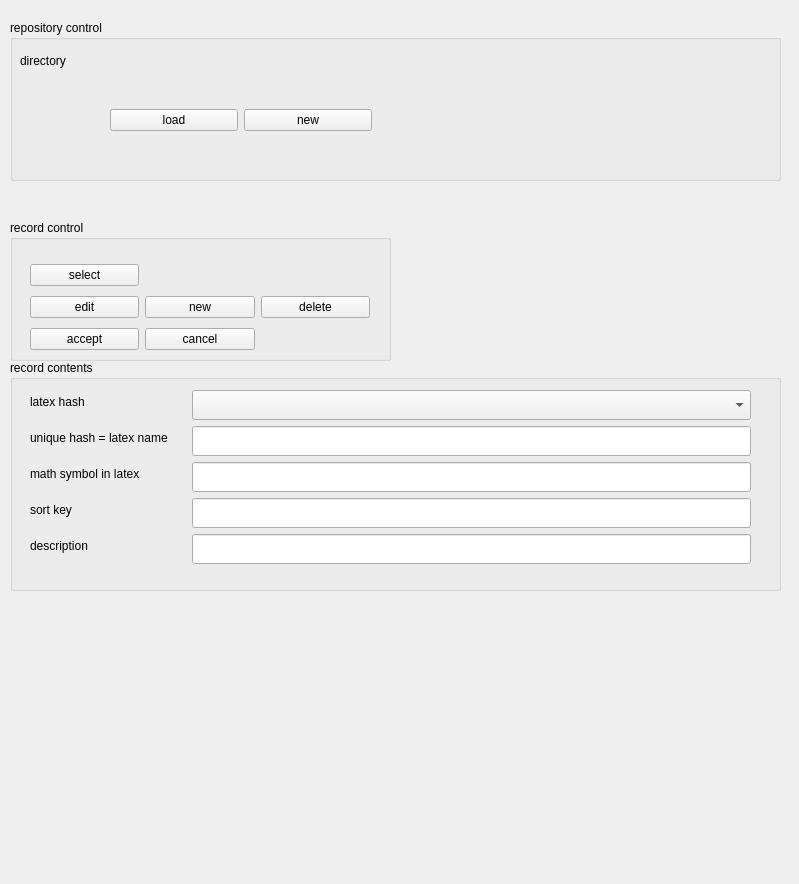
heinz-preisig/ScriptSymbolDefs_v4, file src/editor.ui: the form before one commit.
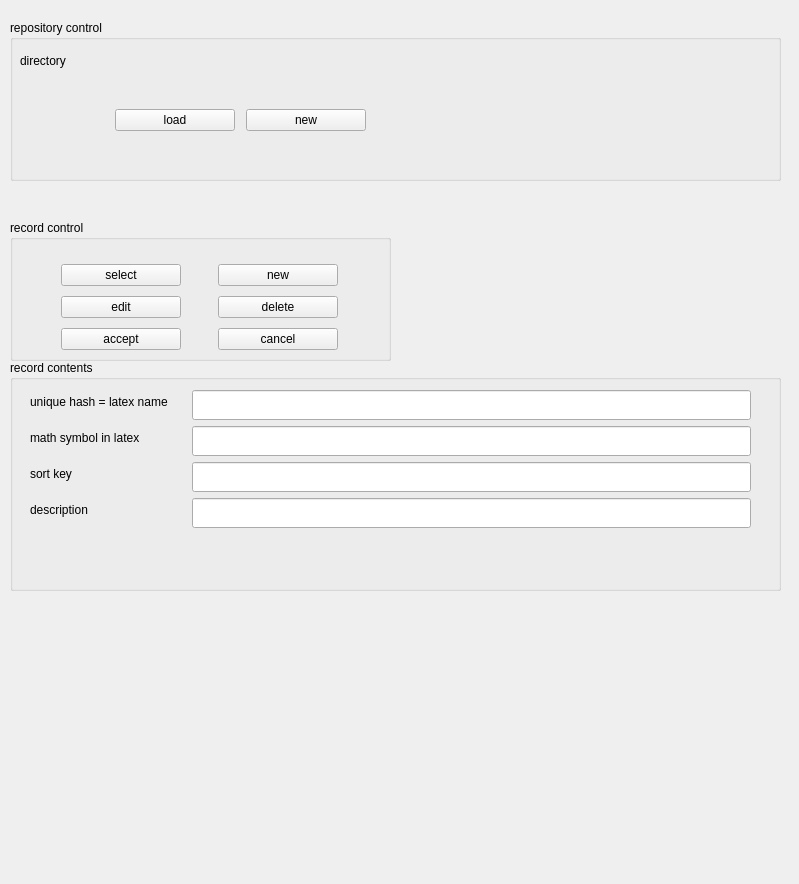
The form after the commit.

The edit to the form file:
```diff
--- a/src/editor.ui
+++ b/src/editor.ui
@@ -37,6 +37,12 @@
     <layout class="QHBoxLayout" name="horizontalLayout">
      <item>
       <widget class="QPushButton" name="pushButtonLoad">
+       <property name="maximumSize">
+        <size>
+         <width>120</width>
+         <height>16777215</height>
+        </size>
+       </property>
        <property name="text">
         <string>load</string>
        </property>
@@ -44,6 +50,12 @@
      </item>
      <item>
       <widget class="QPushButton" name="pushButtonNewRepo">
+       <property name="maximumSize">
+        <size>
+         <width>120</width>
+         <height>16777215</height>
+        </size>
+       </property>
        <property name="text">
         <string>new</string>
        </property>
@@ -87,15 +99,14 @@
      </rect>
     </property>
     <layout class="QGridLayout" name="gridLayout">
-     <item row="1" column="4">
-      <widget class="QPushButton" name="pushButtonDelete">
-       <property name="text">
-        <string>delete</string>
-       </property>
-      </widget>
-     </item>
      <item row="2" column="1">
       <widget class="QPushButton" name="pushButtonAccept">
+       <property name="maximumSize">
+        <size>
+         <width>120</width>
+         <height>16777215</height>
+        </size>
+       </property>
        <property name="text">
         <string>accept</string>
        </property>
@@ -103,20 +114,25 @@
      </item>
      <item row="1" column="1">
       <widget class="QPushButton" name="pushButtonEdit">
+       <property name="maximumSize">
+        <size>
+         <width>120</width>
+         <height>16777215</height>
+        </size>
+       </property>
        <property name="text">
         <string>edit</string>
        </property>
       </widget>
      </item>
-     <item row="1" column="2">
-      <widget class="QPushButton" name="pushButtonNew">
-       <property name="text">
-        <string>new</string>
-       </property>
-      </widget>
-     </item>
      <item row="0" column="1">
       <widget class="QPushButton" name="pushButtonShowList">
+       <property name="maximumSize">
+        <size>
+         <width>120</width>
+         <height>16777215</height>
+        </size>
+       </property>
        <property name="text">
         <string>select</string>
        </property>
@@ -124,11 +140,43 @@
      </item>
      <item row="2" column="2">
       <widget class="QPushButton" name="pushButtonCancel">
+       <property name="maximumSize">
+        <size>
+         <width>120</width>
+         <height>16777215</height>
+        </size>
+       </property>
        <property name="text">
         <string>cancel</string>
        </property>
       </widget>
      </item>
+     <item row="0" column="2">
+      <widget class="QPushButton" name="pushButtonNew">
+       <property name="maximumSize">
+        <size>
+         <width>120</width>
+         <height>16777215</height>
+        </size>
+       </property>
+       <property name="text">
+        <string>new</string>
+       </property>
+      </widget>
+     </item>
+     <item row="1" column="2">
+      <widget class="QPushButton" name="pushButtonDelete">
+       <property name="maximumSize">
+        <size>
+         <width>120</width>
+         <height>16777215</height>
+        </size>
+       </property>
+       <property name="text">
+        <string>delete</string>
+       </property>
+      </widget>
+     </item>
     </layout>
    </widget>
   </widget>
@@ -154,14 +202,14 @@
      </rect>
     </property>
     <layout class="QFormLayout" name="formLayout">
-     <item row="1" column="0">
+     <item row="0" column="0">
       <widget class="QLabel" name="labelHash_2">
        <property name="text">
         <string>unique hash = latex name</string>
        </property>
       </widget>
      </item>
-     <item row="1" column="1">
+     <item row="0" column="1">
       <widget class="QLineEdit" name="lineEditHash">
        <property name="minimumSize">
         <size>
@@ -171,14 +219,14 @@
        </property>
       </widget>
      </item>
-     <item row="2" column="0">
+     <item row="1" column="0">
       <widget class="QLabel" name="labelSymbol_2">
        <property name="text">
         <string>math symbol in latex</string>
        </property>
       </widget>
      </item>
-     <item row="2" column="1">
+     <item row="1" column="1">
       <widget class="QLineEdit" name="lineEditSymbol">
        <property name="minimumSize">
         <size>
@@ -188,14 +236,14 @@
        </property>
       </widget>
      </item>
-     <item row="3" column="0">
+     <item row="2" column="0">
       <widget class="QLabel" name="labelSortKey_2">
        <property name="text">
         <string>sort key                                  </string>
        </property>
       </widget>
      </item>
-     <item row="3" column="1">
+     <item row="2" column="1">
       <widget class="QLineEdit" name="lineEditSortKey">
        <property name="minimumSize">
         <size>
@@ -205,14 +253,14 @@
        </property>
       </widget>
      </item>
-     <item row="4" column="0">
+     <item row="3" column="0">
       <widget class="QLabel" name="labelDescription_2">
        <property name="text">
         <string>description</string>
        </property>
       </widget>
      </item>
-     <item row="4" column="1">
+     <item row="3" column="1">
       <widget class="QLineEdit" name="lineEditDescription">
        <property name="minimumSize">
         <size>
@@ -222,23 +270,6 @@
        </property>
       </widget>
      </item>
-     <item row="0" column="0">
-      <widget class="QLabel" name="label">
-       <property name="text">
-        <string>latex hash</string>
-       </property>
-      </widget>
-     </item>
-     <item row="0" column="1">
-      <widget class="QComboBox" name="comboBoxHash">
-       <property name="minimumSize">
-        <size>
-         <width>0</width>
-         <height>30</height>
-        </size>
-       </property>
-      </widget>
-     </item>
     </layout>
    </widget>
   </widget>
```
